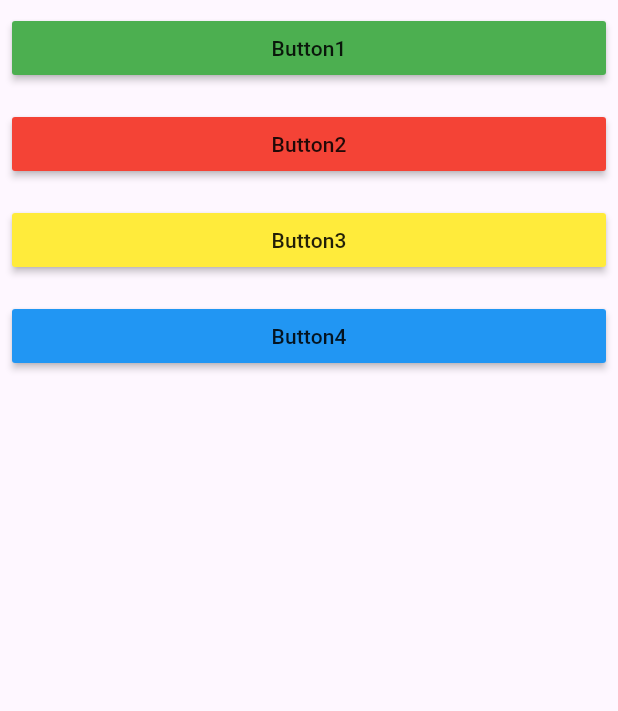
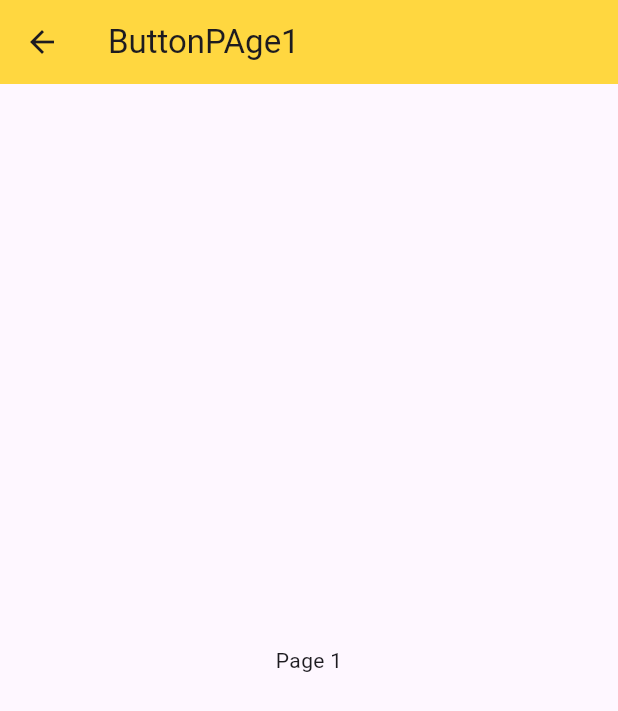
Before and after one commit to Pai5020/Basics-1, a Flutter app: the screen it shows after launch, after a tap on "Button1", on a phone screen of 412 x 824 dp. Shown: the top 711 px of the screen. Run offline on Flutter 3.47's test engine with Material 3 defaults, Android fonts, the phone set to English and light mode, and no system bars.

Commit message:
new commit

```diff
--- a/lib/buttonListPage.dart
+++ b/lib/buttonListPage.dart
@@ -21,6 +21,40 @@ class ButtonListPage extends StatelessWidget {
     },
   ];
 
+  void navigateToPage(BuildContext context, String label) {
+    switch (label) {
+      case "Button1":
+        Navigator.of(context).push(
+          MaterialPageRoute(
+            builder: (context) => Button1(),
+          ),
+        );
+        break;
+
+      case 'Button2':
+        Navigator.of(context).push(
+          MaterialPageRoute(builder: (context) => Button2()),
+        );
+        break;
+
+      case 'Button3':
+        Navigator.of(context).push(
+          MaterialPageRoute(builder: (context) => Button3()),
+        );
+        break;
+
+      case 'Button4':
+        Navigator.of(context).push(
+          MaterialPageRoute(builder: (context) => Button4()),
+        );
+        break;
+
+      case 'default':
+        print("Default!!!");
+        break;
+    }
+  }
+
   @override
   Widget build(BuildContext context) {
     return Scaffold(
@@ -32,7 +66,9 @@ class ButtonListPage extends StatelessWidget {
             padding: const EdgeInsets.all(8.0),
             child: MaterialButton(
               color: buttonData['color'],
-              onPressed: () {},
+              onPressed: () {
+                navigateToPage(context, buttonData['label']);
+              },
               child: Text(buttonData['label']),
             ),
           );
@@ -41,3 +77,63 @@ class ButtonListPage extends StatelessWidget {
     );
   }
 }
+
+class Button1 extends StatelessWidget {
+  @override
+  Widget build(BuildContext context) {
+    return Scaffold(
+      appBar: AppBar(
+        backgroundColor: Colors.amberAccent,
+        title: Text("ButtonPAge1"),
+      ),
+      body: Center(
+        child: Text("Page 1"),
+      ),
+    );
+  }
+}
+
+class Button2 extends StatelessWidget {
+  @override
+  Widget build(BuildContext context) {
+    return Scaffold(
+      appBar: AppBar(
+        backgroundColor: Colors.green,
+        title: Text("ButtonPAge2"),
+      ),
+      body: Center(
+        child: Text("Page 2"),
+      ),
+    );
+  }
+}
+
+class Button3 extends StatelessWidget {
+  @override
+  Widget build(BuildContext context) {
+    return Scaffold(
+      appBar: AppBar(
+        backgroundColor: Colors.blue,
+        title: Text("ButtonPAge3"),
+      ),
+      body: Center(
+        child: Text("Page 3"),
+      ),
+    );
+  }
+}
+
+class Button4 extends StatelessWidget {
+  @override
+  Widget build(BuildContext context) {
+    return Scaffold(
+      appBar: AppBar(
+        backgroundColor: Colors.blueAccent,
+        title: Text("ButtonPAge4"),
+      ),
+      body: Center(
+        child: Text("Page 4"),
+      ),
+    );
+  }
+}
```
